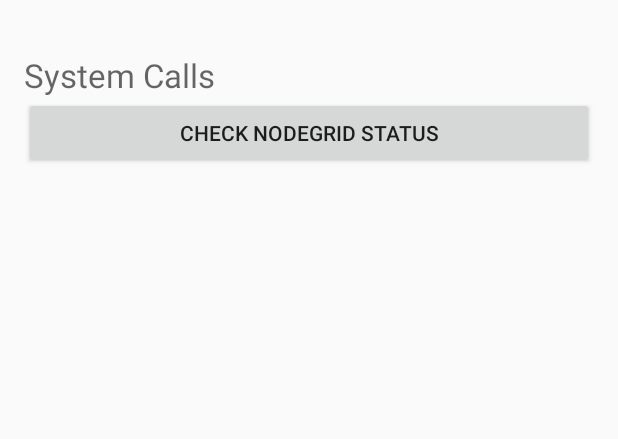
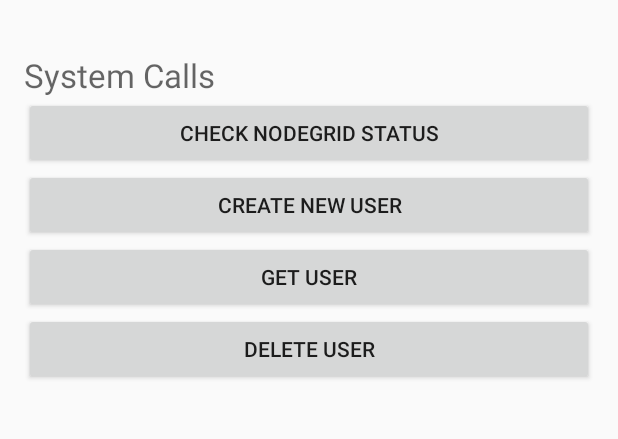
Before and after one commit to NodeGrid/nodegrid-android-sdk, an Android app: the screen it shows after launch (MainActivity), on a phone screen of 412 x 824 dp, the part 160-599 px from its top. Run offline under Robolectric (Android 15) with nearby library versions, the phone set to English and light mode, and no system bars.

Commit message:
Add test events to sample app for test new system api calls from nodegrid sdk side

```diff
--- a/app/src/main/java/com/nodegrid/android/app/MainActivity.java
+++ b/app/src/main/java/com/nodegrid/android/app/MainActivity.java
@@ -14,6 +14,11 @@ import com.nodegrid.android.sdk.services.connections.SystemApiCalls;
 public class MainActivity extends ActionBarActivity {
 
     private Button checkSystemStatusBtn;
+    private Button createSystemUserBtn;
+    private Button getSystemUserBtn;
+    private Button deleteSystemUserBtn;
+
+    private SystemApiCalls systemApiCalls = new SystemApiCalls();
 
     @Override
     protected void onCreate(Bundle savedInstanceState) {
@@ -25,16 +30,47 @@ public class MainActivity extends ActionBarActivity {
 
     private void setUpView() {
         checkSystemStatusBtn = (Button) findViewById(R.id.systemCheckBtn);
+        createSystemUserBtn = (Button) findViewById(R.id.systemUserCreateBtn);
+        getSystemUserBtn = (Button) findViewById(R.id.systemUserGetBtn);
+        deleteSystemUserBtn = (Button) findViewById(R.id.systemUserDeleteBtn);
 
         checkSystemStatusBtn.setOnClickListener(new View.OnClickListener() {
             @Override
             public void onClick(View v) {
-                SystemApiCalls systemApiCalls = new SystemApiCalls();
                 String response = "Null";
                 if (systemApiCalls.checkSystemStatus() != null){
                     response = systemApiCalls.checkSystemStatus();
                 }
                 Log.d("TAG/System Status: ", response);
+            }
+        });
+
+        createSystemUserBtn.setOnClickListener(new View.OnClickListener() {
+            @Override
+            public void onClick(View v) {
+                String response = "Null";
+            }
+        });
+
+        getSystemUserBtn.setOnClickListener(new View.OnClickListener() {
+            @Override
+            public void onClick(View v) {
+                String response = "Null";
+                if (systemApiCalls.searchUserFromUsername("john") != null) {
+                    response = systemApiCalls.searchUserFromUsername("john");
+                }
+                Log.d("TAG/User: ", response);
+            }
+        });
+
+        deleteSystemUserBtn.setOnClickListener(new View.OnClickListener() {
+            @Override
+            public void onClick(View v) {
+                String response = "Null";
+                if (systemApiCalls.deleteUserFromUserId("54dd8bd5592867fe084e5af4") != null) {
+                    response = systemApiCalls.deleteUserFromUserId("54dd8bd5592867fe084e5af4");
+                }
+                Log.d("TAG/User delete: ", response);
             }
         });
     }
--- a/app/src/main/res/layout/activity_main.xml
+++ b/app/src/main/res/layout/activity_main.xml
@@ -36,4 +36,37 @@
         android:layout_alignParentRight="true"
         android:layout_alignParentEnd="true" />
 
+    <Button
+        android:layout_width="wrap_content"
+        android:layout_height="wrap_content"
+        android:text="@string/create_new_user_title"
+        android:id="@+id/systemUserCreateBtn"
+        android:layout_below="@+id/systemCheckBtn"
+        android:layout_alignParentLeft="true"
+        android:layout_alignParentStart="true"
+        android:layout_alignRight="@+id/systemCheckBtn"
+        android:layout_alignEnd="@+id/systemCheckBtn" />
+
+    <Button
+        android:layout_width="wrap_content"
+        android:layout_height="wrap_content"
+        android:text="Get User"
+        android:id="@+id/systemUserGetBtn"
+        android:layout_below="@+id/systemUserCreateBtn"
+        android:layout_alignParentLeft="true"
+        android:layout_alignParentStart="true"
+        android:layout_alignRight="@+id/systemUserCreateBtn"
+        android:layout_alignEnd="@+id/systemUserCreateBtn" />
+
+    <Button
+        android:layout_width="wrap_content"
+        android:layout_height="wrap_content"
+        android:text="Delete User"
+        android:id="@+id/systemUserDeleteBtn"
+        android:layout_below="@+id/systemUserGetBtn"
+        android:layout_alignParentLeft="true"
+        android:layout_alignParentStart="true"
+        android:layout_alignRight="@+id/systemUserGetBtn"
+        android:layout_alignEnd="@+id/systemUserGetBtn" />
+
 </RelativeLayout>
--- a/app/src/main/res/values/strings.xml
+++ b/app/src/main/res/values/strings.xml
@@ -6,4 +6,5 @@
     <string name="action_settings">Settings</string>
     <string name="system_calls_text">System Calls</string>
     <string name="status_check_text">Check NodeGrid Status</string>
+    <string name="create_new_user_title">Create New User</string>
 </resources>
```
